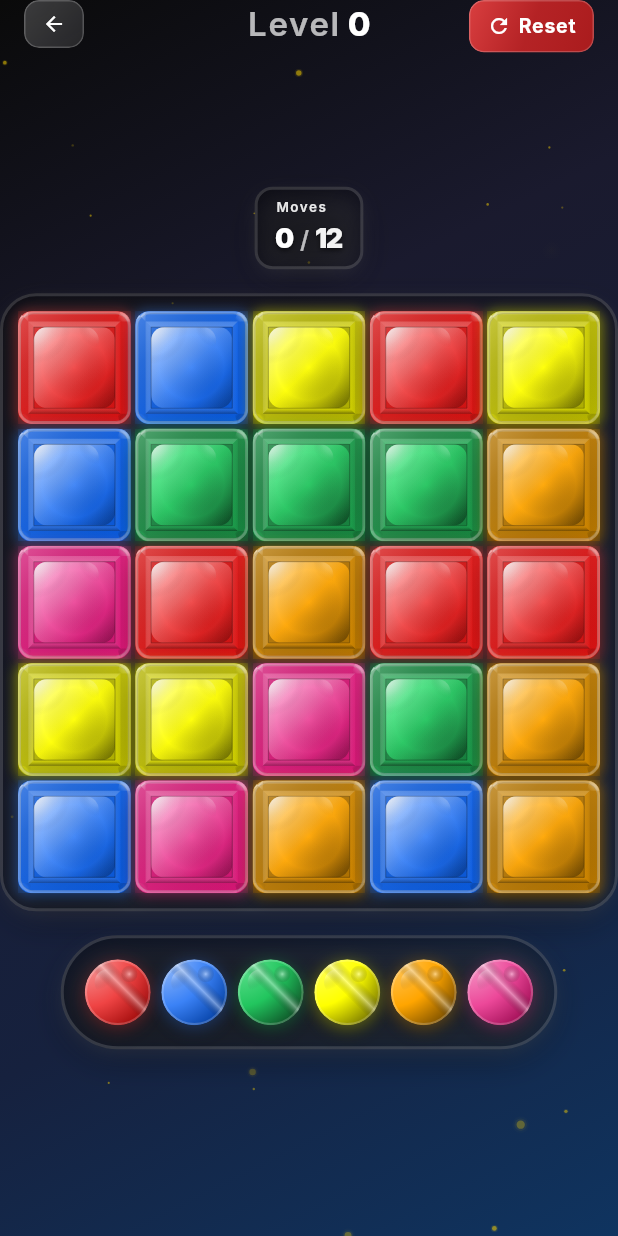
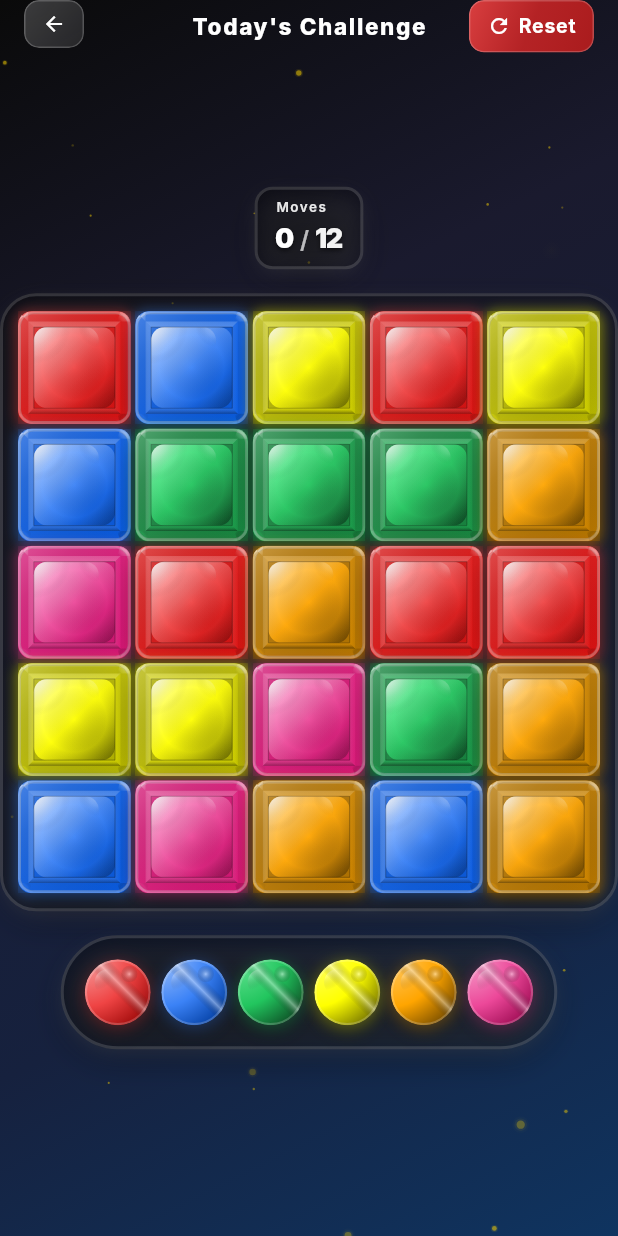
Before and after one commit to AgendeasSolution/color-flood, a Flutter app: the screen it shows after launch, after a tap on "Today's Puzzle", on a phone screen of 412 x 824 dp. Run offline on Flutter 3.47's test engine with Material 3 defaults, Android fonts, the phone set to English and light mode, and no system bars; our stand-ins replace audioplayers, connectivity_plus, firebase_core, google_mobile_ads, package_info_plus, shared_preferences; missing offline and left inert: onesignal_flutter; accounts and stored records are empty; network calls fail; Roboto replaces fonts that are missing (Inter).

Commit message:
Add daily challenge label and update GamePage layout for improved responsiveness
- Introduced a new label for today's challenge in AppConstants.
- Updated GamePage layout to conditionally display the daily challenge label or level information based on the game state.
- Enhanced padding and alignment for better visual consistency across different device sizes.

```diff
--- a/lib/constants/app_constants.dart
+++ b/lib/constants/app_constants.dart
@@ -21,6 +21,7 @@ class AppConstants {
   // HUD labels
   static const String levelLabel = 'Level';
   static const String movesLabel = 'Moves';
+  static const String todaysChallengeLabel = "Today's Challenge";
 
   // Stats labels
   static const String levelStatLabel = 'Level';
--- a/lib/pages/game_page.dart
+++ b/lib/pages/game_page.dart
@@ -1025,8 +1025,33 @@ class _GamePageState extends State<GamePage> with TickerProviderStateMixin {
           top: 0,
           left: 0,
           right: 0,
-          child: Center(
-            child: Row(
+          child: Align(
+            alignment: Alignment.center,
+            child: Container(
+              padding: ResponsiveUtils.getResponsivePadding(
+                context,
+                smallPhone: const EdgeInsets.symmetric(horizontal: 10, vertical: 6),
+                mediumPhone: const EdgeInsets.symmetric(horizontal: 11, vertical: 7),
+                largePhone: const EdgeInsets.symmetric(horizontal: 12, vertical: 8),
+                tablet: const EdgeInsets.symmetric(horizontal: 14, vertical: 10),
+              ),
+              child: _isDailyPuzzle
+                  ? Text(
+                      AppConstants.todaysChallengeLabel,
+                      style: TextStyle(
+                        fontSize: ResponsiveUtils.getResponsiveFontSize(
+                          context,
+                          smallPhone: 14,
+                          mediumPhone: 15,
+                          largePhone: 16,
+                          tablet: 18,
+                        ),
+                        fontWeight: FontWeight.w800,
+                        color: Colors.white,
+                        letterSpacing: 1.1,
+                      ),
+                    )
+                  : Row(
                       mainAxisSize: MainAxisSize.min,
                       children: [
                         Text(
@@ -1066,6 +1091,7 @@ class _GamePageState extends State<GamePage> with TickerProviderStateMixin {
                           ),
                         ),
                       ],
+                    ),
             ),
           ),
         ),
--- a/lib/services/daily_puzzle_service.dart
+++ b/lib/services/daily_puzzle_service.dart
@@ -73,7 +73,13 @@ class DailyPuzzleService {
           savedWidth != null &&
           savedHeight != null &&
           savedMaxMoves != null) {
-        // Restore saved puzzle
+        // Check if the saved puzzle's grid size matches the current highest unlocked level
+        final currentGridSize = await _getGridSizeForDailyPuzzle();
+        final currentWidth = currentGridSize['width']!;
+        final currentHeight = currentGridSize['height']!;
+
+        // If grid size matches, restore saved puzzle
+        if (savedWidth == currentWidth && savedHeight == currentHeight) {
           final grid = _parseGridFromString(savedGridString, savedWidth, savedHeight);
           if (grid.isNotEmpty) {
             return GameConfig(
@@ -85,6 +91,8 @@ class DailyPuzzleService {
               originalGrid: _gameService.cloneGrid(grid),
             );
           }
+        }
+        // If grid size doesn't match, fall through to regenerate with correct size
       }
     }
 
```
Lines whose indentation alone changed are shown as unchanged.
